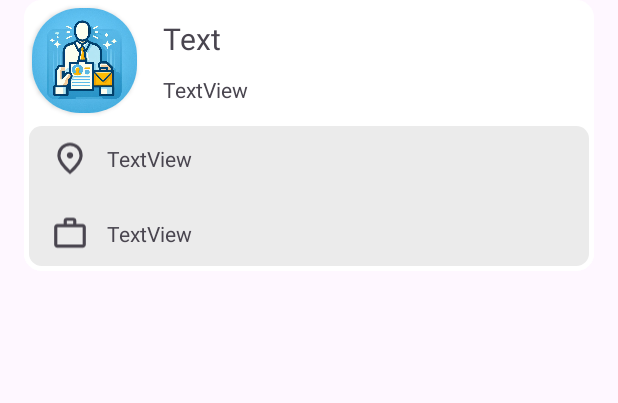
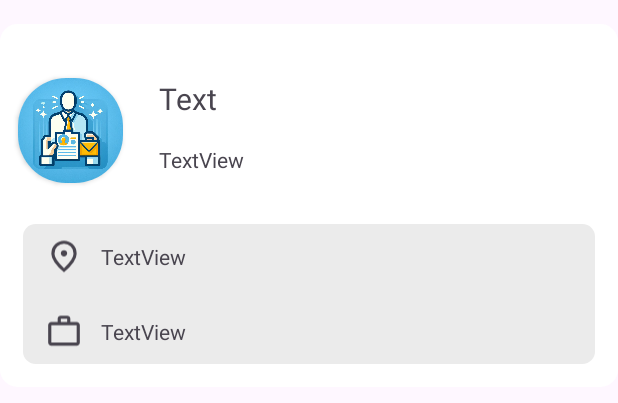
Before and after one commit to Samirlb/IUB-Egresados, an Android app: the layout job_offer.xml on its own in the app's theme, with its tools: preview values and no code run, on a phone screen of 412 x 824 dp. Shown: the top 403 px of the screen. Run offline under Robolectric (Android 15) with nearby library versions, the light colour scheme and no system bars; network calls fail.

Commit message:
Adding job offers cards

```diff
--- a/app/src/main/res/layout/job_offer.xml
+++ b/app/src/main/res/layout/job_offer.xml
@@ -8,11 +8,14 @@
     <LinearLayout
         android:layout_width="match_parent"
         android:layout_height="wrap_content"
-        android:layout_margin="16dp"
+        android:layout_marginTop="16dp"
         android:background="@drawable/layout_bg"
         android:orientation="vertical"
-        tools:layout_editor_absoluteX="16dp"
-        tools:layout_editor_absoluteY="16dp">
+        android:paddingTop="24dp"
+        app:layout_constraintBottom_toBottomOf="parent"
+        app:layout_constraintEnd_toEndOf="parent"
+        app:layout_constraintStart_toStartOf="parent"
+        app:layout_constraintTop_toTopOf="parent">
 
         <LinearLayout
             android:layout_width="match_parent"
@@ -22,7 +25,7 @@
             <androidx.cardview.widget.CardView
                 android:layout_width="70dp"
                 android:layout_height="70dp"
-                android:layout_margin="5dp"
+                android:layout_margin="12dp"
                 android:elevation="10dp"
                 app:cardCornerRadius="32dp">
 
@@ -44,7 +47,7 @@
 
                 <TextView
                     android:id="@+id/jobOfferTitleText"
-                    android:layout_width="wrap_content"
+                    android:layout_width="match_parent"
                     android:layout_height="wrap_content"
                     android:layout_marginRight="12dp"
                     android:layout_weight="1"
@@ -65,6 +68,7 @@
         <LinearLayout
             android:layout_width="match_parent"
             android:layout_height="wrap_content"
+            android:layout_margin="12dp"
             android:background="@drawable/layouth_item_bg"
             android:orientation="vertical">
 
@@ -72,16 +76,15 @@
                 android:layout_width="match_parent"
                 android:layout_height="wrap_content"
                 android:layout_marginLeft="18dp"
-                android:layout_marginRight="18dp"
                 android:gravity="center"
                 android:orientation="horizontal">
 
                 <ImageView
-                    android:id="@+id/imageView5"
+                    android:id="@+id/imageView2"
                     android:layout_width="50dp"
                     android:layout_height="50dp"
                     android:layout_weight="1"
-                    tools:srcCompat="@drawable/ic_location" />
+                    app:srcCompat="@drawable/ic_location" />
 
                 <TextView
                     android:id="@+id/jobOfferLocation"
@@ -96,16 +99,15 @@
                 android:layout_width="match_parent"
                 android:layout_height="wrap_content"
                 android:layout_marginLeft="18dp"
-                android:layout_marginRight="18dp"
                 android:gravity="center"
                 android:orientation="horizontal">
 
                 <ImageView
-                    android:id="@+id/imageView6"
+                    android:id="@+id/imageView5"
                     android:layout_width="50dp"
                     android:layout_height="50dp"
                     android:layout_weight="1"
-                    tools:srcCompat="@drawable/ic_work" />
+                    app:srcCompat="@drawable/ic_work" />
 
                 <TextView
                     android:id="@+id/jobOfferDescriptionText"
```
